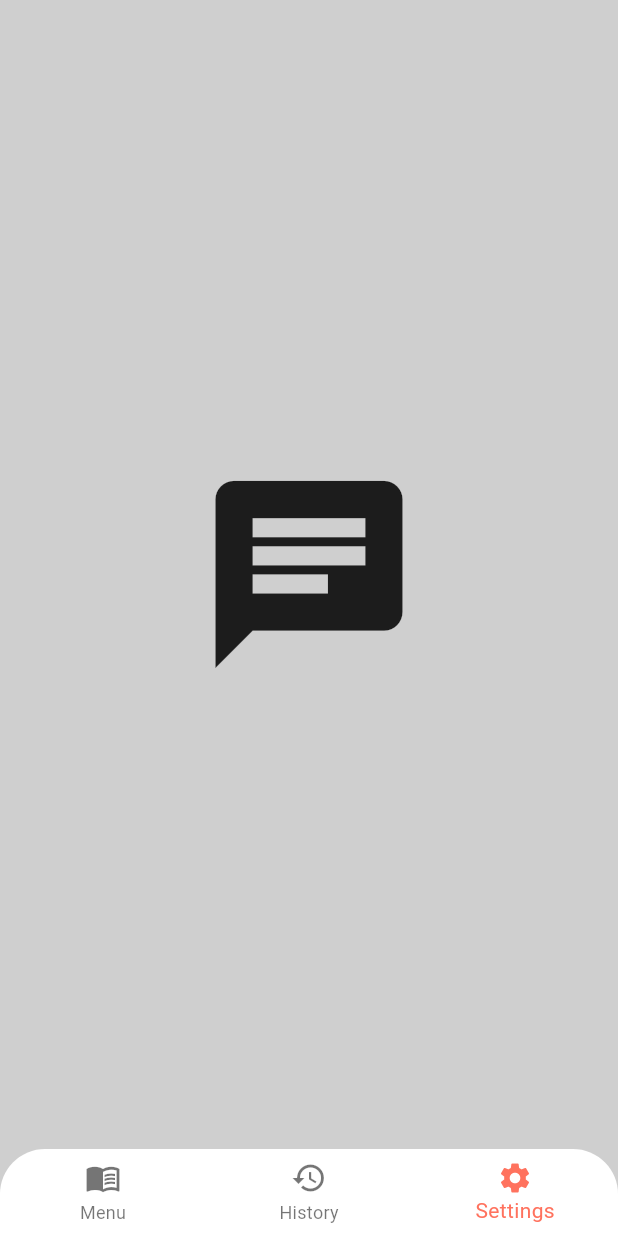
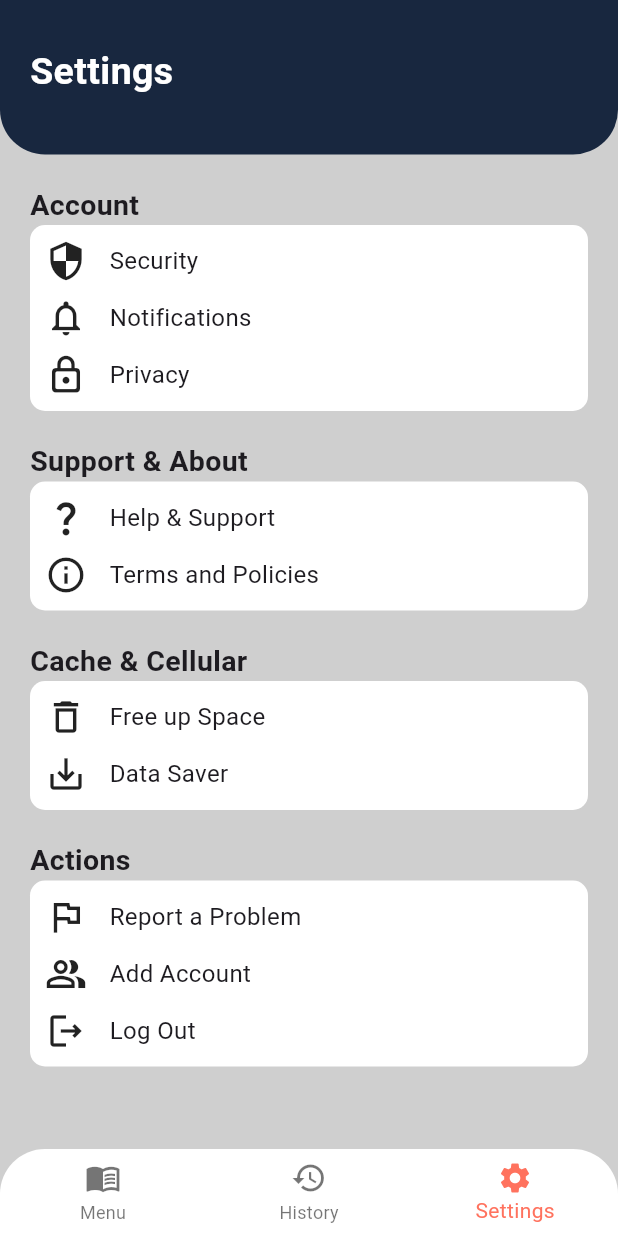
Before and after one commit to FajarMaulid/cobacoba, a Flutter app: the MainScreen screen opened directly, item 3 of the bottom bar chosen, on a phone screen of 412 x 824 dp. Run offline on Flutter 3.47's test engine with Material 3 defaults, Android fonts, the phone set to English and light mode, and no system bars; our stand-ins replace flutter_dotenv, flutter_riverpod, flutter_secure_storage, iconsax_flutter; accounts and stored records are empty.

Commit message:
feat: implement settings screen to main screen

```diff
--- a/lib/screens/main_screen.dart
+++ b/lib/screens/main_screen.dart
@@ -1,4 +1,5 @@
 import 'package:cashier/screens/menu_screen.dart';
+import 'package:cashier/screens/settings_screen.dart';
 import 'package:cashier/utils/color.dart';
 import 'package:flutter/material.dart';
 
@@ -22,10 +23,7 @@ class MainScreenState extends State<MainScreen> {
       Icons.camera,
       size: 150,
     ),
-    Icon(
-      Icons.chat,
-      size: 150,
-    ),
+    SettingsScreen(),
   ];
 
   @override
--- /dev/null
+++ b/lib/screens/settings_screen.dart
@@ -0,0 +1,244 @@
+import 'package:flutter/material.dart';
+import 'package:cashier/widgets/header.dart';
+
+class SettingsScreen extends StatefulWidget {
+  static const routeName = '/settings-screen';
+  const SettingsScreen({super.key});
+
+  @override
+  State<StatefulWidget> createState() => _SettingsScreenState();
+}
+
+class _SettingsScreenState extends State<SettingsScreen> {
+  @override
+  Widget build(BuildContext context) {
+    return MaterialApp(
+        home: Scaffold(
+      backgroundColor: const Color(0xffcfcfcf),
+      body: Column(
+        children: <Widget>[
+          const Header(
+              text: Text(
+            "Settings",
+            style: TextStyle(
+                fontWeight: FontWeight.bold, fontSize: 25, color: Colors.white),
+          )),
+          Container(
+              //ACCOUNT
+              margin: EdgeInsets.fromLTRB(20, 20, 20, 0),
+              child: Column(
+                  crossAxisAlignment: CrossAxisAlignment.start,
+                  children: [
+                    const Text(
+                      "Account",
+                      style:
+                          TextStyle(fontWeight: FontWeight.bold, fontSize: 19),
+                    ),
+                    Container(
+                      decoration: BoxDecoration(
+                        color: Colors.white,
+                        borderRadius: BorderRadius.circular(10),
+                      ),
+                      child: Column(
+                          crossAxisAlignment: CrossAxisAlignment.start,
+                          children: <Widget>[
+                            Container(
+                                padding: EdgeInsets.fromLTRB(10, 10, 10, 0),
+                                child: const Row(
+                                  children: <Widget>[
+                                    Icon(
+                                      Icons.security_outlined,
+                                      size: 28,
+                                    ),
+                                    SizedBox(width: 15),
+                                    Text(
+                                      "Security",
+                                      style: TextStyle(fontSize: 16),
+                                    )
+                                  ],
+                                )),
+                            Container(
+                                padding: EdgeInsets.fromLTRB(10, 10, 10, 0),
+                                child: const Row(
+                                  children: <Widget>[
+                                    Icon(
+                                      Icons.notifications_none,
+                                      size: 28,
+                                    ),
+                                    SizedBox(width: 15),
+                                    Text("Notifications",
+                                        style: TextStyle(fontSize: 16))
+                                  ],
+                                )),
+                            Container(
+                                padding: EdgeInsets.fromLTRB(10, 10, 10, 10),
+                                child: const Row(
+                                  children: <Widget>[
+                                    Icon(
+                                      Icons.lock_outline_rounded,
+                                      size: 28,
+                                    ),
+                                    SizedBox(width: 15),
+                                    Text("Privacy",
+                                        style: TextStyle(fontSize: 16))
+                                  ],
+                                )),
+                          ]),
+                    )
+                  ])),
+          Container(
+              //SUPPORT & ABOUT
+              margin: EdgeInsets.fromLTRB(20, 20, 20, 0),
+              child: Column(
+                  crossAxisAlignment: CrossAxisAlignment.start,
+                  children: [
+                    const Text(
+                      "Support & About",
+                      style:
+                          TextStyle(fontWeight: FontWeight.bold, fontSize: 19),
+                    ),
+                    Container(
+                      decoration: BoxDecoration(
+                        color: Colors.white,
+                        borderRadius: BorderRadius.circular(10),
+                      ),
+                      child: Column(
+                          crossAxisAlignment: CrossAxisAlignment.start,
+                          children: <Widget>[
+                            Container(
+                                padding: EdgeInsets.fromLTRB(10, 10, 10, 0),
+                                child: const Row(
+                                  children: <Widget>[
+                                    Icon(
+                                      Icons.question_mark_outlined,
+                                      size: 28,
+                                    ),
+                                    SizedBox(width: 15),
+                                    Text("Help & Support",
+                                        style: TextStyle(fontSize: 16))
+                                  ],
+                                )),
+                            Container(
+                                padding: EdgeInsets.fromLTRB(10, 10, 10, 10),
+                                child: const Row(
+                                  children: <Widget>[
+                                    Icon(
+                                      Icons.info_outline,
+                                      size: 28,
+                                    ),
+                                    SizedBox(width: 15),
+                                    Text("Terms and Policies",
+                                        style: TextStyle(fontSize: 16))
+                                  ],
+                                )),
+                          ]),
+                    )
+                  ])),
+          Container(
+              // CACHE & CELLULAR
+              margin: EdgeInsets.fromLTRB(20, 20, 20, 0),
+              child: Column(
+                  crossAxisAlignment: CrossAxisAlignment.start,
+                  children: [
+                    const Text(
+                      "Cache & Cellular",
+                      style:
+                          TextStyle(fontWeight: FontWeight.bold, fontSize: 19),
+                    ),
+                    Container(
+                      decoration: BoxDecoration(
+                        color: Colors.white,
+                        borderRadius: BorderRadius.circular(10),
+                      ),
+                      child: Column(
+                          crossAxisAlignment: CrossAxisAlignment.start,
+                          children: <Widget>[
+                            Container(
+                                padding: EdgeInsets.fromLTRB(10, 10, 10, 0),
+                                child: const Row(
+                                  children: <Widget>[
+                                    Icon(
+                                      Icons.delete_outline,
+                                      size: 28,
+                                    ),
+                                    SizedBox(width: 15),
+                                    Text("Free up Space",
+                                        style: TextStyle(fontSize: 16))
+                                  ],
+                                )),
+                            Container(
+                                padding: EdgeInsets.fromLTRB(10, 10, 10, 10),
+                                child: const Row(
+                                  children: <Widget>[
+                                    Icon(Icons.save_alt_outlined, size: 28),
+                                    SizedBox(width: 15),
+                                    Text("Data Saver",
+                                        style: TextStyle(fontSize: 16))
+                                  ],
+                                )),
+                          ]),
+                    )
+                  ])),
+          Container(
+              //ACTIONS
+              margin: EdgeInsets.fromLTRB(20, 20, 20, 0),
+              child: Column(
+                  crossAxisAlignment: CrossAxisAlignment.start,
+                  children: [
+                    const Text(
+                      "Actions",
+                      style:
+                          TextStyle(fontWeight: FontWeight.bold, fontSize: 19),
+                    ),
+                    Container(
+                      decoration: BoxDecoration(
+                        color: Colors.white,
+                        borderRadius: BorderRadius.circular(10),
+                      ),
+                      child: Column(
+                          crossAxisAlignment: CrossAxisAlignment.start,
+                          children: <Widget>[
+                            Container(
+                                padding: EdgeInsets.fromLTRB(10, 10, 10, 0),
+                                child: const Row(
+                                  children: <Widget>[
+                                    Icon(
+                                      Icons.flag_outlined,
+                                      size: 28,
+                                    ),
+                                    SizedBox(width: 15),
+                                    Text("Report a Problem",
+                                        style: TextStyle(fontSize: 16))
+                                  ],
+                                )),
+                            Container(
+                                padding: EdgeInsets.fromLTRB(10, 10, 10, 0),
+                                child: const Row(
+                                  children: <Widget>[
+                                    Icon(
+                                      Icons.people_alt_outlined,
+                                      size: 28,
+                                    ),
+                                    SizedBox(width: 15),
+                                    Text("Add Account",
+                                        style: TextStyle(fontSize: 16))
+                                  ],
+                                )),
+                            Container(
+                                padding: EdgeInsets.fromLTRB(10, 10, 10, 10),
+                                child: const Row(
+                                  children: <Widget>[
+                                    Icon(Icons.logout_outlined, size: 28),
+                                    SizedBox(width: 15),
+                                    Text("Log Out",
+                                        style: TextStyle(fontSize: 16))
+                                  ],
+                                )),
+                          ]),
+                    )
+                  ]))
+        ],
+      ),
+    ));
+  }
+}
```
